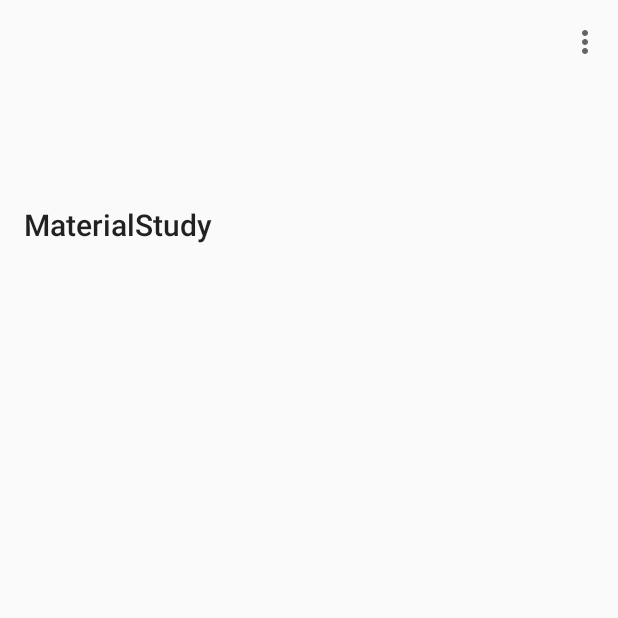
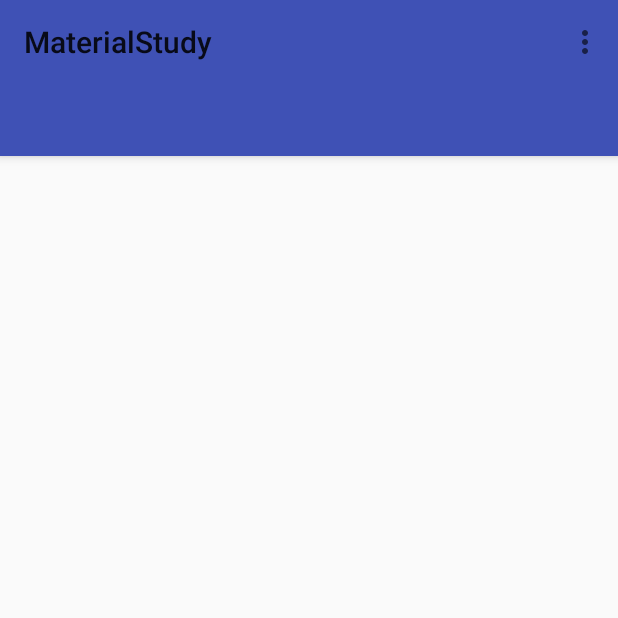
Before and after one commit to Aimarl0/Material_Study, an Android app: the screen it shows after launch (MainActivity), on a phone screen of 412 x 824 dp, the top half of it. Run offline under Robolectric (Android 15) with nearby library versions, the phone set to English and light mode, and no system bars.

Commit message:
lesson 3

```diff
--- a/MaterialStudy/app/src/main/res/layout/activity_main.xml
+++ b/MaterialStudy/app/src/main/res/layout/activity_main.xml
@@ -1,13 +1,31 @@
 <?xml version="1.0" encoding="utf-8"?>
-<LinearLayout
-    android:layout_height="match_parent"
+<android.support.design.widget.CoordinatorLayout
+    xmlns:android="http://schemas.android.com/apk/res/android"
+    xmlns:app="http://schemas.android.com/apk/res-auto"
     android:layout_width="match_parent"
-    xmlns:android="http://schemas.android.com/apk/res/android"
-    xmlns:app="http://schemas.android.com/apk/res-auto">
-    <android.support.v7.widget.Toolbar
-        android:id="@+id/toolbar"
+    android:layout_height="match_parent">
+
+    <!--<TextView-->
+        <!--android:layout_width="wrap_content"-->
+        <!--android:layout_height="300dp"-->
+        <!--android:text="come on, fuck"-->
+        <!--android:textSize="60sp" />-->
+
+    <android.support.design.widget.AppBarLayout
+        android:layout_height="wrap_content"
         android:layout_width="match_parent"
-        android:layout_height="300dp"
-        app:layout_scrollFlags="scroll|enterAlways"
-        app:popupTheme="@style/ThemeOverlay.AppCompat.Light" />
-</LinearLayout>
+        >
+        <android.support.v7.widget.Toolbar
+            android:id="@+id/toolbar"
+            android:layout_width="match_parent"
+            android:layout_height="56dp"
+            android:background="@color/colorPrimary" />
+
+        <android.support.design.widget.TabLayout
+            android:id="@+id/tab"
+            android:layout_width="match_parent"
+            android:layout_height="wrap_content"/>
+    </android.support.design.widget.AppBarLayout>
+
+
+</android.support.design.widget.CoordinatorLayout>
```
